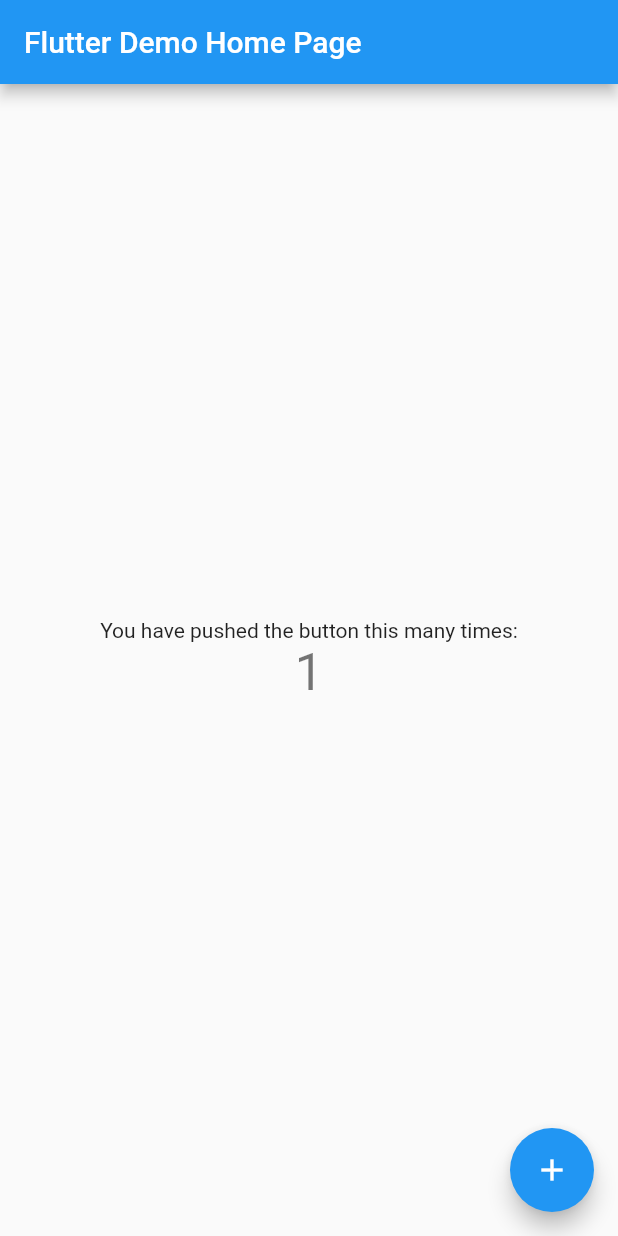
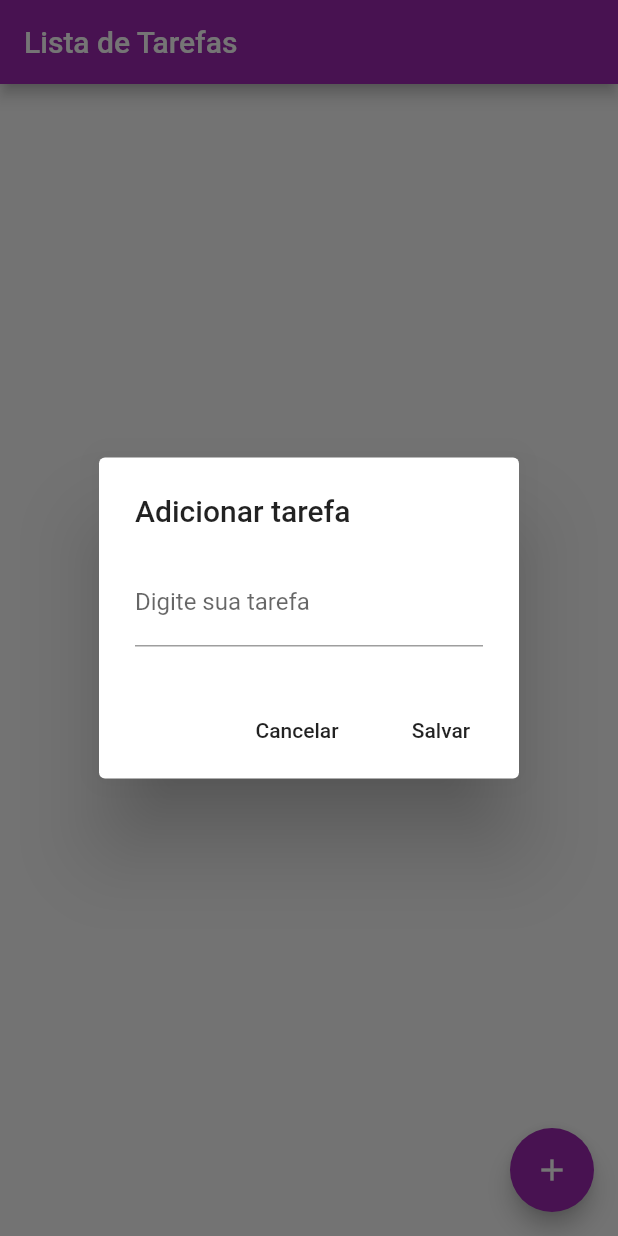
Before and after one commit to renamcomn/TaskList, a Flutter app: the screen it shows after launch, after a tap on the "add" icon, on a phone screen of 412 x 824 dp. Run offline on Flutter 3.47's test engine with Material 2 defaults, Android fonts, the light colour scheme and no system bars.

Commit message:
Import path_provider, Create - Save Task, Save File.

```diff
--- /dev/null
+++ b/lib/home_page.dart
@@ -0,0 +1,129 @@
+import 'dart:convert';
+
+import 'package:flutter/material.dart';
+import 'dart:async';
+import 'dart:io';
+import 'package:path_provider/path_provider.dart';
+
+class HomePage extends StatefulWidget {
+  HomePage({Key? key}) : super(key: key);
+  @override
+  _HomePageState createState() => _HomePageState();
+}
+
+class _HomePageState extends State<HomePage> {
+  List _tasks = [];
+
+  TextEditingController controller = TextEditingController();
+
+  Future<File> _getFile() async {
+    Directory appDocDir = await getApplicationDocumentsDirectory();
+    return File("${appDocDir.path}/dados.json");
+  }
+
+  // Save Task
+  _saveTask() {
+    String textoDigitado = controller.text;
+
+    // Criar dados
+    Map<String, dynamic> task = Map();
+    task["title"] = textoDigitado;
+    task["completed"] = false;
+
+    setState(() {
+      _tasks.add(task);
+    });
+
+    _saveFile();
+    controller.text = "";
+  }
+
+  // Save File
+  _saveFile() async {
+    var arquivo = await _getFile();
+    String dados = jsonEncode(_tasks);
+    arquivo.writeAsString(dados);
+  }
+
+  // Read File
+  _readFile() async {
+    try {
+      final arquivo = await _getFile();
+      return arquivo.readAsString();
+    } catch (e) {
+      return null;
+    }
+  }
+
+  @override
+  void initState() {
+    // TODO: implement initState
+    super.initState();
+    _readFile().then((dados) {
+      setState(() {
+        _tasks = jsonDecode(dados);
+      });
+    });
+  }
+
+  @override
+  Widget build(BuildContext context) {
+    print("itens: " + _tasks.toString());
+    return Scaffold(
+      appBar: AppBar(
+        actions: [],
+        title: Text("Lista de Tarefas"),
+        backgroundColor: Colors.purple,
+      ),
+      floatingActionButton: FloatingActionButton(
+        onPressed: () {
+          showDialog(
+              context: context,
+              builder: (context) {
+                return AlertDialog(
+                  title: Text("Adicionar tarefa"),
+                  content: TextField(
+                    controller: controller,
+                    decoration: InputDecoration(labelText: "Digite sua tarefa"),
+                    onChanged: (text) {},
+                  ),
+                  actions: [
+                    FlatButton(
+                        onPressed: () => Navigator.pop(context),
+                        child: Text("Cancelar")),
+                    FlatButton(
+                        onPressed: () {
+                          _saveTask();
+                          Navigator.pop(context);
+                        },
+                        child: Text("Salvar"))
+                  ],
+                );
+              });
+        },
+        child: Icon(Icons.add),
+        backgroundColor: Colors.purple,
+      ),
+      body: Column(
+        children: [
+          Expanded(
+            child: ListView.builder(
+                itemCount: _tasks.length,
+                itemBuilder: (context, index) {
+                  return CheckboxListTile(
+                    onChanged: (value) {
+                      setState(() {
+                        _tasks[index]['completed'] = value;
+                      });
+                      _saveFile();
+                    },
+                    value: _tasks[index]['completed'],
+                    title: Text(_tasks[index]['title']),
+                  );
+                }),
+          )
+        ],
+      ),
+    );
+  }
+}
--- a/lib/main.dart
+++ b/lib/main.dart
@@ -1,113 +1,9 @@
 import 'package:flutter/material.dart';
+import 'package:tasklistapp/home_page.dart';
 
 void main() {
-  runApp(MyApp());
+  runApp(MaterialApp(
+    home: HomePage(),
+    debugShowCheckedModeBanner: false,
+  ));
 }
-
-class MyApp extends StatelessWidget {
-  // This widget is the root of your application.
-  @override
-  Widget build(BuildContext context) {
-    return MaterialApp(
-      title: 'Flutter Demo',
-      theme: ThemeData(
-        // This is the theme of your application.
-        //
-        // Try running your application with "flutter run". You'll see the
-        // application has a blue toolbar. Then, without quitting the app, try
-        // changing the primarySwatch below to Colors.green and then invoke
-        // "hot reload" (press "r" in the console where you ran "flutter run",
-        // or simply save your changes to "hot reload" in a Flutter IDE).
-        // Notice that the counter didn't reset back to zero; the application
-        // is not restarted.
-        primarySwatch: Colors.blue,
-      ),
-      home: MyHomePage(title: 'Flutter Demo Home Page'),
-    );
-  }
-}
-
-class MyHomePage extends StatefulWidget {
-  MyHomePage({Key? key, this.title}) : super(key: key);
-
-  // This widget is the home page of your application. It is stateful, meaning
-  // that it has a State object (defined below) that contains fields that affect
-  // how it looks.
-
-  // This class is the configuration for the state. It holds the values (in this
-  // case the title) provided by the parent (in this case the App widget) and
-  // used by the build method of the State. Fields in a Widget subclass are
-  // always marked "final".
-
-  final String? title;
-
-  @override
-  _MyHomePageState createState() => _MyHomePageState();
-}
-
-class _MyHomePageState extends State<MyHomePage> {
-  int _counter = 0;
-
-  void _incrementCounter() {
-    setState(() {
-      // This call to setState tells the Flutter framework that something has
-      // changed in this State, which causes it to rerun the build method below
-      // so that the display can reflect the updated values. If we changed
-      // _counter without calling setState(), then the build method would not be
-      // called again, and so nothing would appear to happen.
-      _counter++;
-    });
-  }
-
-  @override
-  Widget build(BuildContext context) {
-    // This method is rerun every time setState is called, for instance as done
-    // by the _incrementCounter method above.
-    //
-    // The Flutter framework has been optimized to make rerunning build methods
-    // fast, so that you can just rebuild anything that needs updating rather
-    // than having to individually change instances of widgets.
-    return Scaffold(
-      appBar: AppBar(
-        // Here we take the value from the MyHomePage object that was created by
-        // the App.build method, and use it to set our appbar title.
-        title: Text(widget.title!),
-      ),
-      body: Center(
-        // Center is a layout widget. It takes a single child and positions it
-        // in the middle of the parent.
-        child: Column(
-          // Column is also a layout widget. It takes a list of children and
-          // arranges them vertically. By default, it sizes itself to fit its
-          // children horizontally, and tries to be as tall as its parent.
-          //
-          // Invoke "debug painting" (press "p" in the console, choose the
-          // "Toggle Debug Paint" action from the Flutter Inspector in Android
-          // Studio, or the "Toggle Debug Paint" command in Visual Studio Code)
-          // to see the wireframe for each widget.
-          //
-          // Column has various properties to control how it sizes itself and
-          // how it positions its children. Here we use mainAxisAlignment to
-          // center the children vertically; the main axis here is the vertical
-          // axis because Columns are vertical (the cross axis would be
-          // horizontal).
-          mainAxisAlignment: MainAxisAlignment.center,
-          children: <Widget>[
-            Text(
-              'You have pushed the button this many times:',
-            ),
-            Text(
-              '$_counter',
-              style: Theme.of(context).textTheme.headline4,
-            ),
-          ],
-        ),
-      ),
-      floatingActionButton: FloatingActionButton(
-        onPressed: _incrementCounter,
-        tooltip: 'Increment',
-        child: Icon(Icons.add),
-      ), // This trailing comma makes auto-formatting nicer for build methods.
-    );
-  }
-}
--- a/pubspec.yaml
+++ b/pubspec.yaml
@@ -28,6 +28,7 @@
   # The following adds the Cupertino Icons font to your application.
   # Use with the CupertinoIcons class for iOS style icons.
   cupertino_icons: ^1.0.2
+  path_provider: ^2.0.1
 
 dev_dependencies:
   flutter_test:
```
Also changed, not shown: pubspec.lock, 7 other files.
